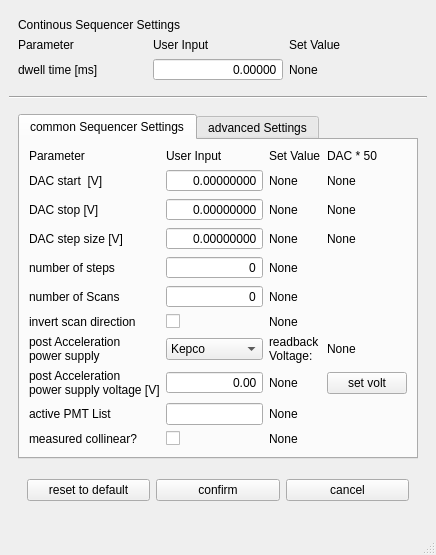
Above: TildaHost/source/Interface/TrackParUi/Ui_TrackPar.ui from lasersphere/Tilda before the change. Below: the same form after it.
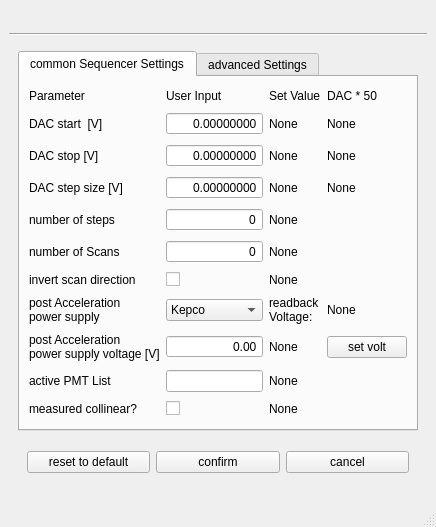
That is the form after the change. Icons and pictures are not drawn.

Commit message: inclusion of continous sequencer widget works.

```diff
--- a/TildaHost/source/Interface/TrackParUi/Ui_TrackPar.ui
+++ b/TildaHost/source/Interface/TrackParUi/Ui_TrackPar.ui
@@ -22,98 +22,8 @@
     <item row="0" column="0">
      <layout class="QVBoxLayout" name="verticalLayout">
       <item>
-       <widget class="QWidget" name="specificSeqeuncerSettings" native="true">
-        <layout class="QVBoxLayout" name="verticalLayout_2">
-         <item>
-          <widget class="QLabel" name="label">
-           <property name="sizePolicy">
-            <sizepolicy hsizetype="Minimum" vsizetype="Fixed">
-             <horstretch>0</horstretch>
-             <verstretch>0</verstretch>
-            </sizepolicy>
-           </property>
-           <property name="text">
-            <string>Continous Sequencer Settings</string>
-           </property>
-          </widget>
-         </item>
-         <item>
-          <layout class="QGridLayout" name="gridLayout">
-           <item row="1" column="0">
-            <widget class="QLabel" name="label_dwellTime_ms">
-             <property name="text">
-              <string>dwell time [ms]</string>
-             </property>
-            </widget>
-           </item>
-           <item row="1" column="1">
-            <widget class="QDoubleSpinBox" name="doubleSpinBox_dwellTime_ms">
-             <property name="alignment">
-              <set>Qt::AlignRight|Qt::AlignTrailing|Qt::AlignVCenter</set>
-             </property>
-             <property name="buttonSymbols">
-              <enum>QAbstractSpinBox::NoButtons</enum>
-             </property>
-             <property name="keyboardTracking">
-              <bool>false</bool>
-             </property>
-             <property name="decimals">
-              <number>5</number>
-             </property>
-             <property name="maximum">
-              <double>1000.000000000000000</double>
-             </property>
-            </widget>
-           </item>
-           <item row="1" column="2">
-            <widget class="QLabel" name="label_dwellTime_ms_2">
-             <property name="text">
-              <string>None</string>
-             </property>
-            </widget>
-           </item>
-           <item row="0" column="0">
-            <widget class="QLabel" name="label_8">
-             <property name="sizePolicy">
-              <sizepolicy hsizetype="Minimum" vsizetype="Fixed">
-               <horstretch>0</horstretch>
-               <verstretch>0</verstretch>
-              </sizepolicy>
-             </property>
-             <property name="text">
-              <string>Parameter</string>
-             </property>
-            </widget>
-           </item>
-           <item row="0" column="1">
-            <widget class="QLabel" name="label_9">
-             <property name="sizePolicy">
-              <sizepolicy hsizetype="Minimum" vsizetype="Fixed">
-               <horstretch>0</horstretch>
-               <verstretch>0</verstretch>
-              </sizepolicy>
-             </property>
-             <property name="text">
-              <string>User Input</string>
-             </property>
-            </widget>
-           </item>
-           <item row="0" column="2">
-            <widget class="QLabel" name="label_10">
-             <property name="sizePolicy">
-              <sizepolicy hsizetype="Minimum" vsizetype="Fixed">
-               <horstretch>0</horstretch>
-               <verstretch>0</verstretch>
-              </sizepolicy>
-             </property>
-             <property name="text">
-              <string>Set Value</string>
-             </property>
-            </widget>
-           </item>
-          </layout>
-         </item>
-        </layout>
+       <widget class="QWidget" name="specificSequencerSettings" native="true">
+        <layout class="QVBoxLayout" name="verticalLayout_2"/>
        </widget>
       </item>
       <item>
```
Left out of the diff: 1 changed line with no effect on the pictures. The commit also changes 7 other files.
